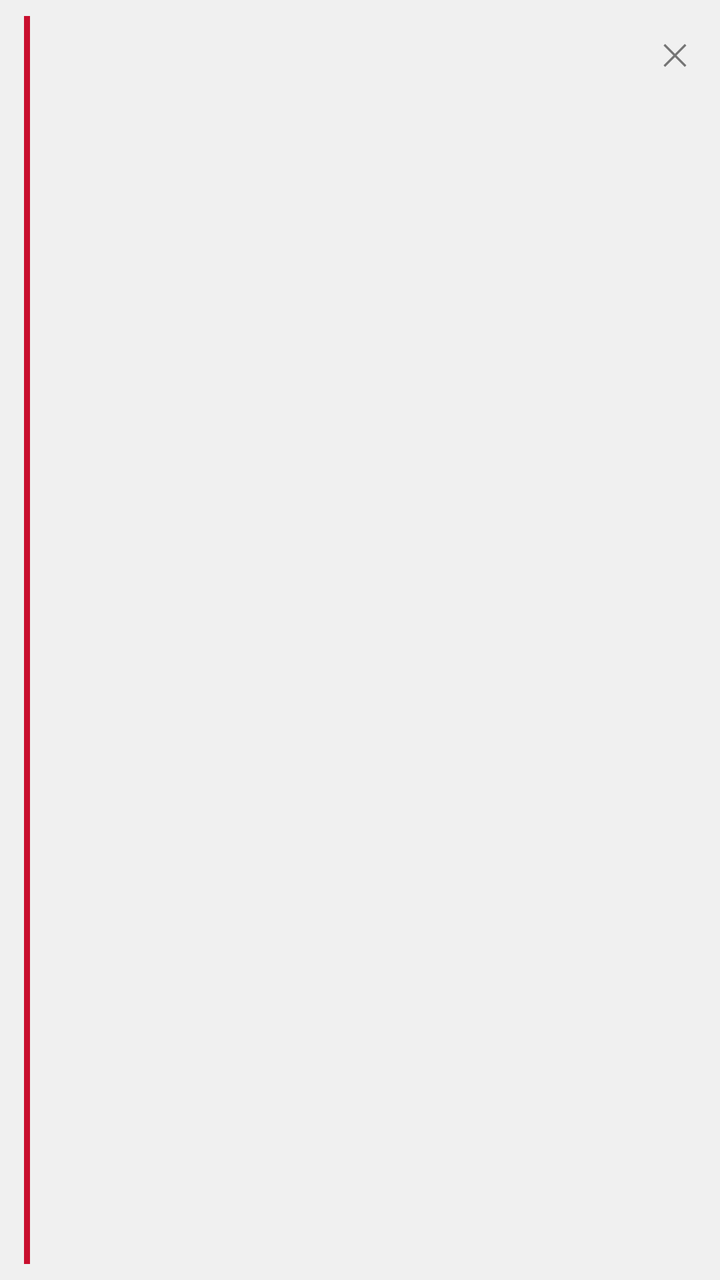
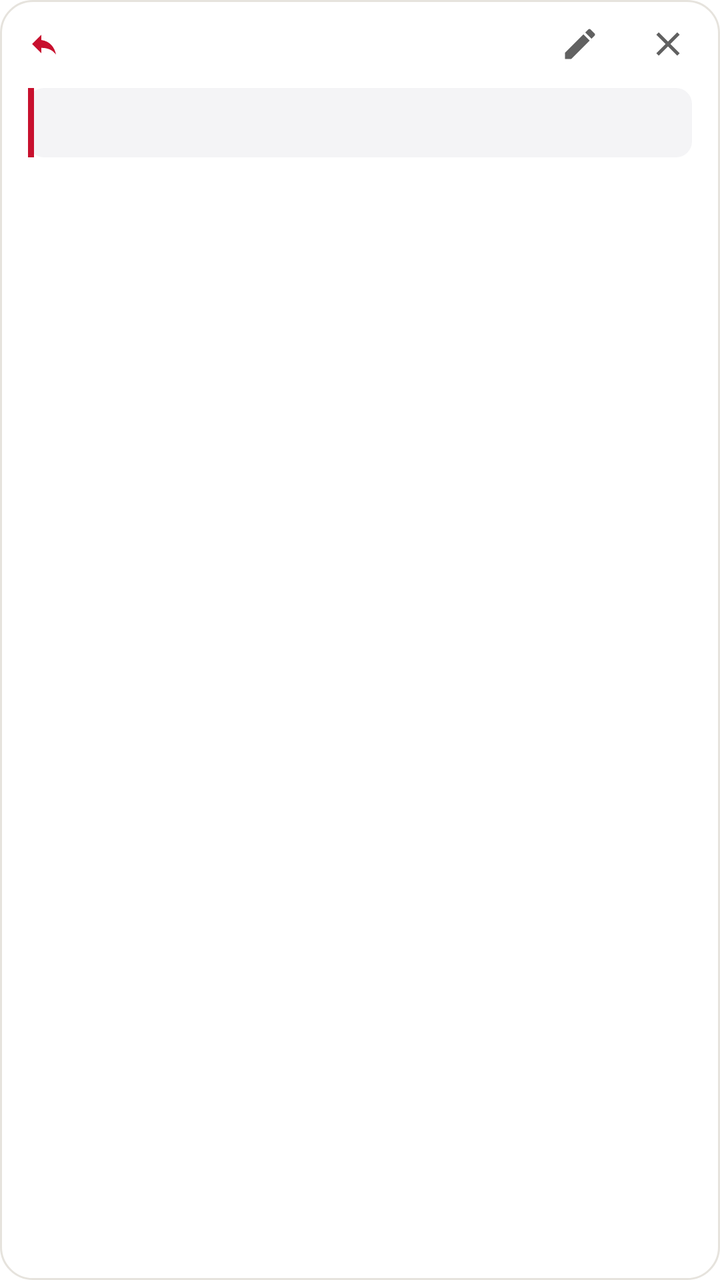

Compare the two renders of this Android layout. The source of the first and the diff that turns it into the second are given below.
<!-- AndroidManifest.xml: application theme Theme.FCForocoches -->
<!-- res/layout/item_reply_quote.xml -->
<?xml version="1.0" encoding="utf-8"?>
<LinearLayout xmlns:android="http://schemas.android.com/apk/res/android"
    android:layout_width="match_parent"
    android:layout_height="wrap_content"
    android:orientation="horizontal"
    android:layout_marginBottom="8dp"
    android:background="@color/fc_chip"
    android:paddingStart="12dp"
    android:paddingEnd="4dp"
    android:paddingTop="8dp"
    android:paddingBottom="8dp">

    <View
        android:layout_width="3dp"
        android:layout_height="match_parent"
        android:layout_marginEnd="10dp"
        android:background="@color/fc_rojo" />

    <LinearLayout
        android:layout_width="0dp"
        android:layout_height="wrap_content"
        android:layout_weight="1"
        android:orientation="vertical">

        <TextView
            android:id="@+id/quote_author"
            android:layout_width="wrap_content"
            android:layout_height="wrap_content"
            android:textSize="13sp"
            android:textStyle="bold"
            android:textColor="@color/fc_rojo" />

        <TextView
            android:id="@+id/quote_preview"
            android:layout_width="match_parent"
            android:layout_height="wrap_content"
            android:layout_marginTop="2dp"
            android:textSize="13sp"
            android:textColor="@color/fc_texto_2"
            android:maxLines="3"
            android:ellipsize="end" />
    </LinearLayout>

    <TextView
        android:id="@+id/quote_remove"
        android:layout_width="wrap_content"
        android:layout_height="wrap_content"
        android:paddingStart="12dp"
        android:paddingEnd="12dp"
        android:paddingTop="8dp"
        android:paddingBottom="8dp"
        android:text="✕"
        android:textSize="15sp"
        android:textColor="@color/fc_texto_3"
        android:background="?attr/selectableItemBackgroundBorderless"
        android:contentDescription="Quitar cita" />

</LinearLayout>
<!-- resources referenced by this layout -->
<resources>
  <color name="fc_chip">#F0F0F0</color>
  <color name="fc_rojo">#C8102E</color>
  <color name="fc_texto_2">#616161</color>
  <color name="fc_texto_3">#757575</color>
  <color name="fc_fondo">#FFFFFF</color>
  <color name="fc_texto">#1A1A1A</color>
  <style name="FC.Hoja" parent="ThemeOverlay.MaterialComponents.BottomSheetDialog">
          <item name="bottomSheetStyle">@style/FC.Hoja.Modal</item>
      </style>
  <color name="fc_cita_fondo">#F4F4F6</color>
  <color name="fc_resaltado">#FFF3F4</color>
  <style name="FC.Pestanas" parent="Widget.MaterialComponents.TabLayout">
          <item name="tabIndicatorColor">@color/fc_rojo</item>
          <item name="tabSelectedTextColor">@color/fc_rojo</item>
          <item name="tabTextColor">@color/fc_texto_2</item>
      </style>
  <style name="FC.Hoja.Modal" parent="Widget.MaterialComponents.BottomSheet.Modal">
          <item name="backgroundTint">@color/fc_fondo</item>
          <item name="shapeAppearanceOverlay">@style/FC.Hoja.Forma</item>
      </style>
  <color name="fc_borde_autor">#66C8102E</color>
  <style name="FC.Hoja.Forma" parent="">
          <item name="cornerFamily">rounded</item>
          <item name="cornerSizeTopLeft">24dp</item>
          <item name="cornerSizeTopRight">24dp</item>
          <item name="cornerSizeBottomLeft">0dp</item>
          <item name="cornerSizeBottomRight">0dp</item>
      </style>
  <!-- unchanged entries left out for length: 3 -->
</resources>

<!-- the commit's change to res/layout/item_reply_quote.xml (unified diff, before → after) -->
@@ -2,57 +2,69 @@
 <LinearLayout xmlns:android="http://schemas.android.com/apk/res/android"
     android:layout_width="match_parent"
     android:layout_height="wrap_content"
-    android:orientation="horizontal"
-    android:layout_marginBottom="8dp"
-    android:background="@color/fc_chip"
-    android:paddingStart="12dp"
+    android:orientation="vertical"
+    android:layout_marginBottom="10dp"
+    android:paddingStart="14dp"
     android:paddingEnd="4dp"
-    android:paddingTop="8dp"
-    android:paddingBottom="8dp">
-
-    <View
-        android:layout_width="3dp"
-        android:layout_height="match_parent"
-        android:layout_marginEnd="10dp"
-        android:background="@color/fc_rojo" />
+    android:paddingBottom="12dp"
+    android:background="@drawable/bg_tarjeta_cita"
+    android:foreground="?attr/selectableItemBackground">
 
     <LinearLayout
-        android:layout_width="0dp"
+        android:layout_width="match_parent"
         android:layout_height="wrap_content"
-        android:layout_weight="1"
-        android:orientation="vertical">
+        android:orientation="horizontal"
+        android:gravity="center_vertical">
+
+        <ImageView
+            android:layout_width="16dp"
+            android:layout_height="16dp"
+            android:src="@drawable/ic_citar"
+            android:tint="@color/fc_rojo"
+            android:contentDescription="@null" />
 
         <TextView
             android:id="@+id/quote_author"
-            android:layout_width="wrap_content"
+            android:layout_width="0dp"
             android:layout_height="wrap_content"
-            android:textSize="13sp"
-            android:textStyle="bold"
-            android:textColor="@color/fc_rojo" />
+            android:layout_weight="1"
+            android:layout_marginStart="6dp"
+            android:textSize="13.5sp"
+            android:fontFamily="sans-serif-medium"
+            android:textColor="@color/fc_rojo"
+            android:maxLines="1"
+            android:ellipsize="end" />
 
-        <TextView
-            android:id="@+id/quote_preview"
-            android:layout_width="match_parent"
-            android:layout_height="wrap_content"
-            android:layout_marginTop="2dp"
-            android:textSize="13sp"
-            android:textColor="@color/fc_texto_2"
-            android:maxLines="3"
-            android:ellipsize="end" />
+        <ImageButton
+            android:id="@+id/quote_edit"
+            android:layout_width="44dp"
+            android:layout_height="44dp"
+            android:src="@drawable/ic_editar"
+            android:background="?attr/selectableItemBackgroundBorderless"
+            android:contentDescription="Recortar la cita" />
+
+        <ImageButton
+            android:id="@+id/quote_remove"
+            android:layout_width="44dp"
+            android:layout_height="44dp"
+            android:src="@drawable/ic_cerrar"
+            android:background="?attr/selectableItemBackgroundBorderless"
+            android:contentDescription="Quitar la cita" />
     </LinearLayout>
 
     <TextView
-        android:id="@+id/quote_remove"
-        android:layout_width="wrap_content"
+        android:id="@+id/quote_preview"
+        android:layout_width="match_parent"
         android:layout_height="wrap_content"
-        android:paddingStart="12dp"
-        android:paddingEnd="12dp"
+        android:layout_marginEnd="10dp"
+        android:paddingStart="13dp"
+        android:paddingEnd="10dp"
         android:paddingTop="8dp"
         android:paddingBottom="8dp"
-        android:text="✕"
-        android:textSize="15sp"
-        android:textColor="@color/fc_texto_3"
-        android:background="?attr/selectableItemBackgroundBorderless"
-        android:contentDescription="Quitar cita" />
-
+        android:background="@drawable/bg_extracto_cita"
+        android:textSize="13.5sp"
+        android:lineSpacingExtra="2dp"
+        android:textColor="@color/fc_texto_2"
+        android:maxLines="3"
+        android:ellipsize="end" />
 </LinearLayout>
<!-- resource entries referenced after the edit -->
@@ -1,9 +1,57 @@
 <!-- resources referenced by this layout -->
 <resources>
-  <color name="fc_chip">#F0F0F0</color>
   <color name="fc_rojo">#C8102E</color>
   <color name="fc_texto_2">#616161</color>
-  <color name="fc_texto_3">#757575</color>
+  <!-- drawable bg_extracto_cita (drawable) -->
+  <?xml version="1.0" encoding="utf-8"?>
+  <layer-list xmlns:android="http://schemas.android.com/apk/res/android">
+      <item>
+          <shape android:shape="rectangle">
+              <solid android:color="?attr/fcCitaFondo" />
+              <corners android:radius="8dp" />
+          </shape>
+      </item>
+      <item android:width="3dp" android:gravity="start|fill_vertical">
+          <shape android:shape="rectangle">
+              <solid android:color="@color/fc_cita_barra" />
+          </shape>
+      </item>
+  </layer-list>
+  <!-- drawable bg_tarjeta_cita (drawable) -->
+  <?xml version="1.0" encoding="utf-8"?>
+  <shape xmlns:android="http://schemas.android.com/apk/res/android" android:shape="rectangle">
+      <solid android:color="@color/fc_tarjeta" />
+      <stroke android:width="1dp" android:color="@color/fc_tarjeta_borde" />
+      <corners android:radius="16dp" />
+  </shape>
+  <!-- drawable ic_cerrar (drawable) -->
+  <?xml version="1.0" encoding="utf-8"?>
+  <vector xmlns:android="http://schemas.android.com/apk/res/android"
+      android:width="20dp" android:height="20dp"
+      android:viewportWidth="24" android:viewportHeight="24">
+      <path android:fillColor="@color/fc_texto_2"
+          android:pathData="M19,6.41L17.59,5 12,10.59 6.41,5 5,6.41 10.59,12 5,17.59 6.41,19 12,13.41 17.59,19 19,17.59 13.41,12z"/>
+  </vector>
+  <!-- drawable ic_citar (drawable) -->
+  <?xml version="1.0" encoding="utf-8"?>
+  <vector xmlns:android="http://schemas.android.com/apk/res/android"
+      android:width="18dp" android:height="18dp"
+      android:viewportWidth="24" android:viewportHeight="24"
+      android:autoMirrored="true">
+      <path android:fillColor="@color/fc_texto_2"
+          android:pathData="M10,9V5l-7,7 7,7v-4.1c5,0 8.5,1.6 11,5.1 -1,-5 -4,-10 -11,-11z"/>
+  </vector>
+  <!-- drawable ic_editar (drawable) -->
+  <?xml version="1.0" encoding="utf-8"?>
+  <vector xmlns:android="http://schemas.android.com/apk/res/android"
+      android:width="20dp" android:height="20dp"
+      android:viewportWidth="24" android:viewportHeight="24">
+      <path android:fillColor="@color/fc_texto_2"
+          android:pathData="M3,17.25V21h3.75L17.81,9.94l-3.75,-3.75L3,17.25zM20.71,7.04c0.39,-0.39 0.39,-1.02 0,-1.41l-2.34,-2.34c-0.39,-0.39 -1.02,-0.39 -1.41,0l-1.83,1.83 3.75,3.75 1.83,-1.83z"/>
+  </vector>
+  <color name="fc_cita_barra">#C8102E</color>
+  <color name="fc_tarjeta">#FFFFFF</color>
+  <color name="fc_tarjeta_borde">#E6E3DD</color>
   <color name="fc_fondo">#FFFFFF</color>
   <color name="fc_texto">#1A1A1A</color>
   <style name="FC.Hoja" parent="ThemeOverlay.MaterialComponents.BottomSheetDialog">
